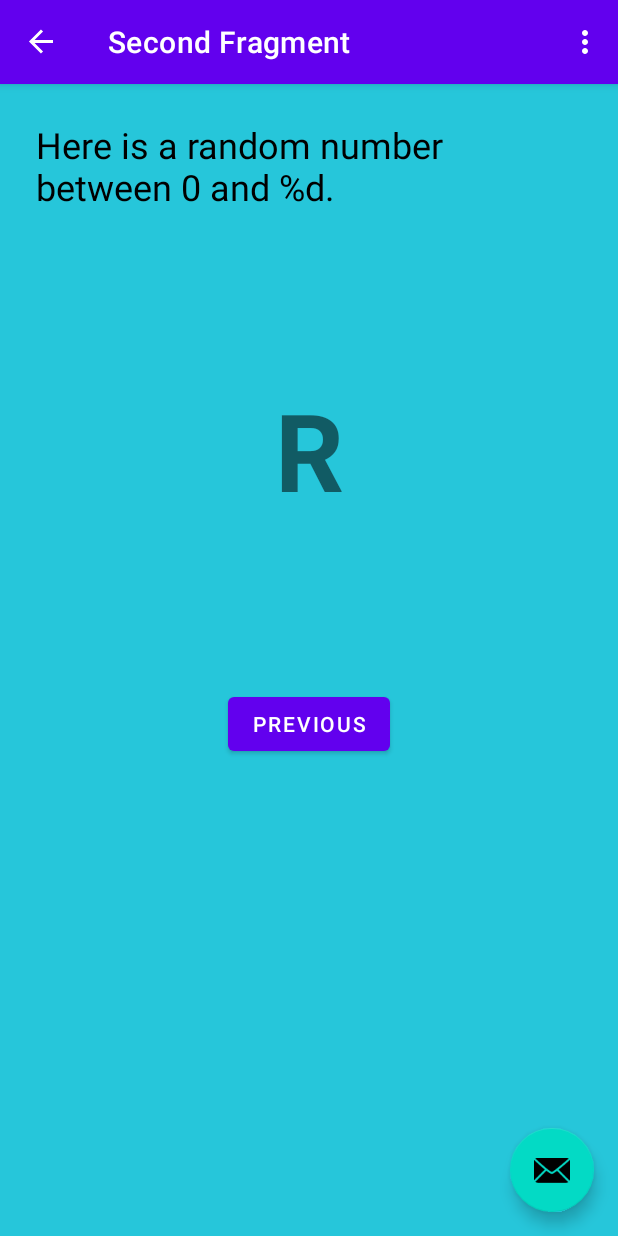
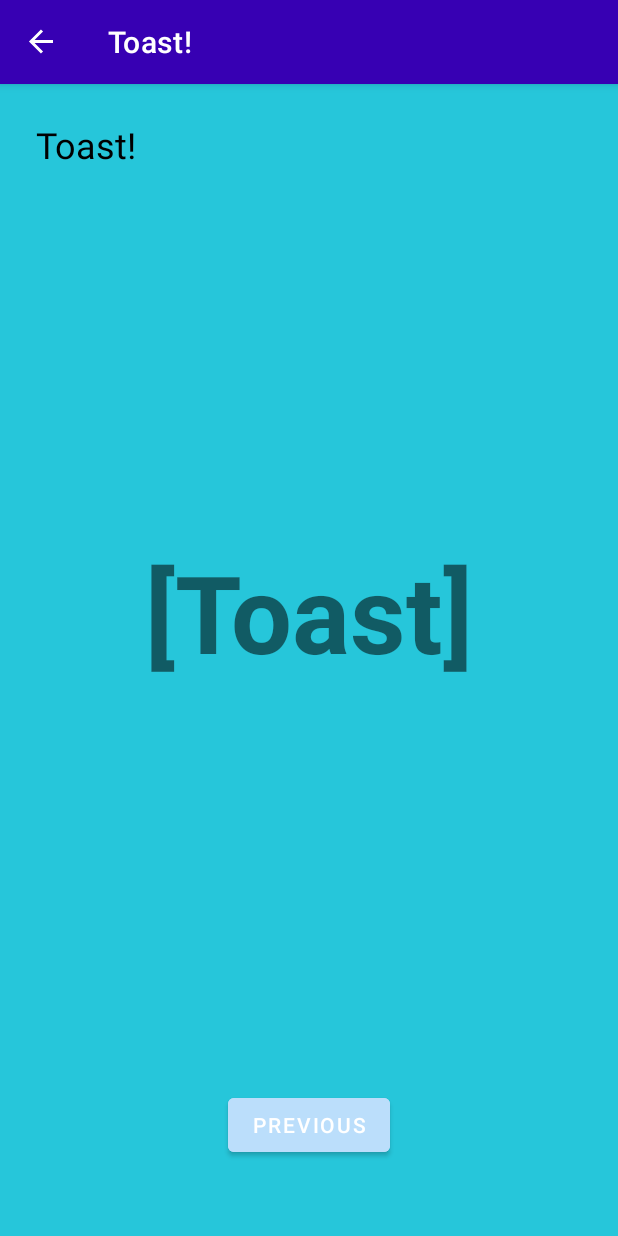
Before and after one commit to justinlouau/Toast-Counter, an Android app: the SecondFragment screen opened through its navigation route, on a phone screen of 412 x 824 dp. Run offline under Robolectric (Android 15) with nearby library versions, the phone set to English and light mode, and no system bars; our stand-ins replace navigation-ui.

Commit message:
Cosmetic changes, removed unused features

```diff
--- a/app/src/main/res/layout/activity_main.xml
+++ b/app/src/main/res/layout/activity_main.xml
@@ -15,13 +15,13 @@
             android:id="@+id/toolbar"
             android:layout_width="match_parent"
             android:layout_height="?attr/actionBarSize"
-            android:background="?attr/colorPrimary"
+            android:background="@color/purple_700"
             app:popupTheme="@style/Theme.HelloWorldAndroid.PopupOverlay" />
 
     </com.google.android.material.appbar.AppBarLayout>
 
     <include layout="@layout/content_main" />
-
+<!--
     <com.google.android.material.floatingactionbutton.FloatingActionButton
         android:id="@+id/fab"
         android:layout_width="wrap_content"
@@ -30,5 +30,5 @@
         android:layout_marginEnd="@dimen/fab_margin"
         android:layout_marginBottom="16dp"
         app:srcCompat="@android:drawable/ic_dialog_email" />
-
+-->
 </androidx.coordinatorlayout.widget.CoordinatorLayout>
--- a/app/src/main/res/layout/fragment_second.xml
+++ b/app/src/main/res/layout/fragment_second.xml
@@ -25,20 +25,22 @@
         android:id="@+id/button_second"
         android:layout_width="wrap_content"
         android:layout_height="wrap_content"
+        android:layout_marginBottom="50dp"
+        android:backgroundTint="@color/buttonBackground"
         android:text="@string/previous"
         app:layout_constraintBottom_toBottomOf="parent"
         app:layout_constraintEnd_toEndOf="parent"
-        app:layout_constraintStart_toStartOf="parent"
-        app:layout_constraintTop_toBottomOf="@id/textview_header" />
+        app:layout_constraintStart_toStartOf="parent" />
 
     <TextView
         android:id="@+id/textView_random"
         android:layout_width="wrap_content"
         android:layout_height="wrap_content"
-        android:text="R"
+        android:layout_marginBottom="24dp"
+        android:text="[Toast]"
         android:textSize="72sp"
         android:textStyle="bold"
-        app:flow_verticalBias="0.45"
+        app:flow_verticalBias="0"
         app:layout_constraintBottom_toTopOf="@+id/button_second"
         app:layout_constraintEnd_toEndOf="parent"
         app:layout_constraintStart_toStartOf="parent"
--- a/app/src/main/res/menu/menu_main.xml
+++ b/app/src/main/res/menu/menu_main.xml
@@ -2,9 +2,11 @@
     xmlns:app="http://schemas.android.com/apk/res-auto"
     xmlns:tools="http://schemas.android.com/tools"
     tools:context="com.example.helloworldandroid.MainActivity">
+    <!--
     <item
         android:id="@+id/action_settings"
         android:orderInCategory="100"
         android:title="@string/action_settings"
         app:showAsAction="never" />
+    -->
 </menu>
--- a/app/src/main/res/values/strings.xml
+++ b/app/src/main/res/values/strings.xml
@@ -2,13 +2,13 @@
     <string name="app_name">Hello World Android</string>
     <string name="action_settings">Settings</string>
     <!-- Strings used for fragments for navigation -->
-    <string name="first_fragment_label">First Fragment</string>
-    <string name="second_fragment_label">Second Fragment</string>
-    <string name="random_button_text">Random</string>
+    <string name="first_fragment_label">Toast Counter</string>
+    <string name="second_fragment_label">Toast!</string>
+    <string name="random_button_text">Reset</string>
     <string name="previous">Previous</string>
 
     <string name="hello_first_fragment">0</string>
-    <string name="hello_second_fragment">Here is a random number between 0 and %d.</string>
+    <string name="hello_second_fragment">Toast!</string>
     <string name="toast_button_text">Toast</string>
     <string name="count_button_text">Count</string>
 </resources>
```
Also changed, not shown: app/src/main/java/com/example/helloworldandroid/FirstFragment.java (+5 -4 lines), app/src/main/java/com/example/helloworldandroid/MainActivity.java (+7 -4 lines).
